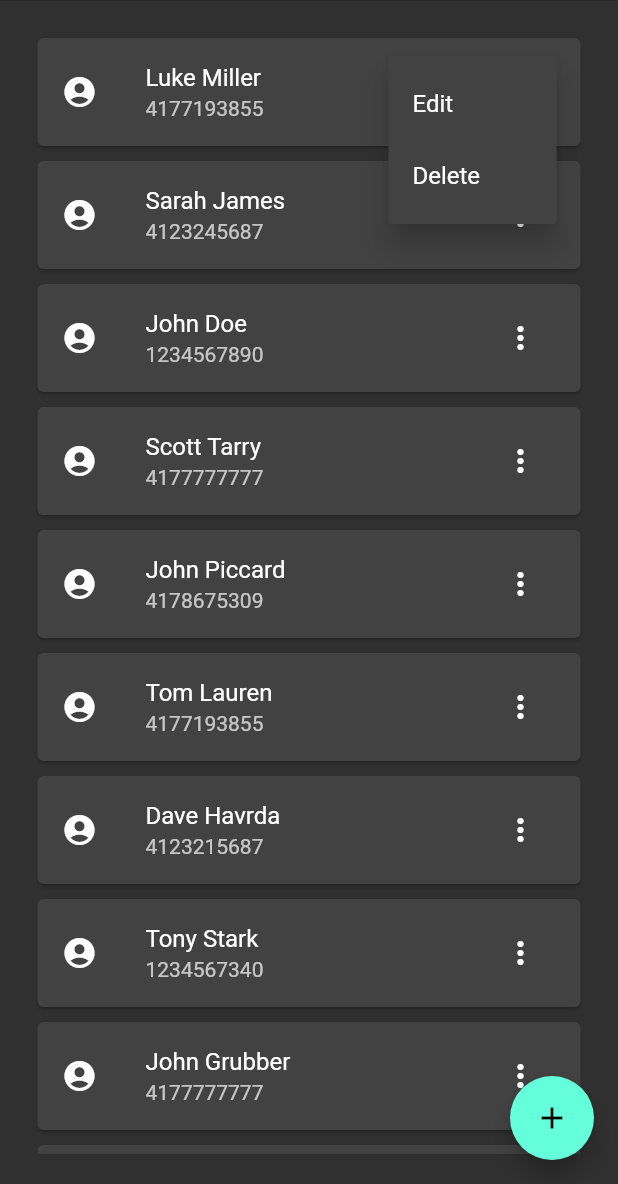
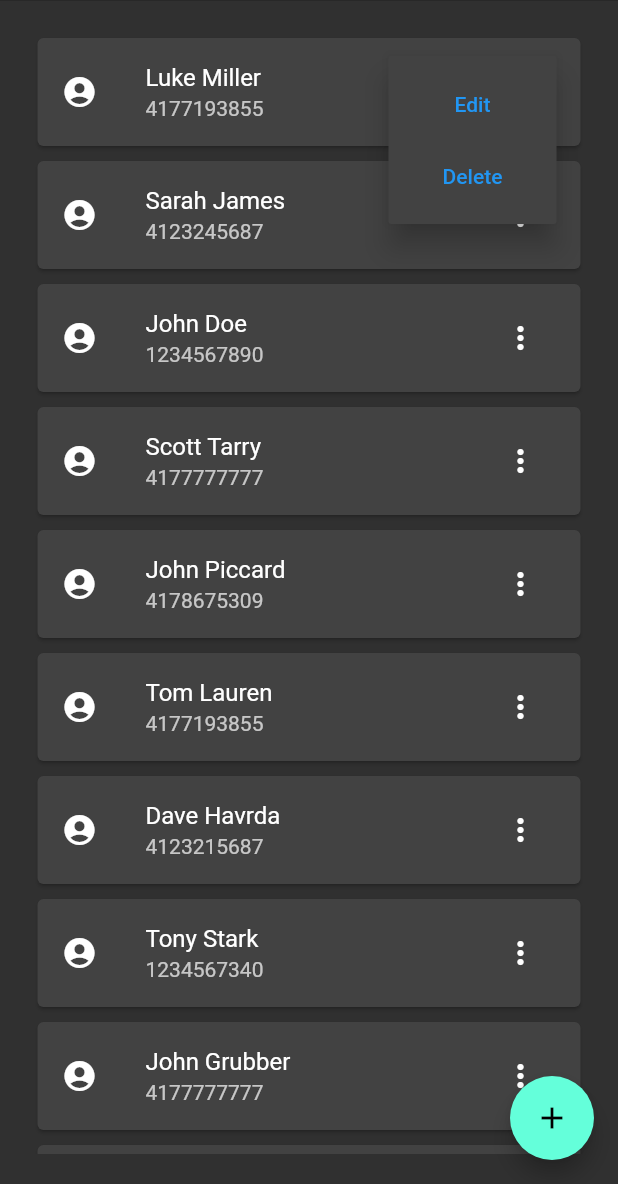
Before and after one commit to lukelmiller/Interviews, a Flutter app: the screen it shows after launch, after a tap on the "more vert" icon, on a phone screen of 412 x 824 dp, the part 52-1236 px from its top. Run offline on Flutter 3.47's test engine with Material 2 defaults, Android fonts, the phone set to English and light mode, and no system bars.

Commit message:
Bug Fix
-Fixed button width in popup menu

```diff
--- a/contact_app/lib/pages/contacts.dart
+++ b/contact_app/lib/pages/contacts.dart
@@ -134,20 +134,27 @@ class _ContactsState extends State<Contacts> {
                                 itemBuilder: (BuildContext context) {
                                   return [
                                     PopupMenuItem(
-                                      child: InkWell(
-                                        child: Text("Edit"),
-                                        onTap: () {
-                                          _navigateEdit(
-                                              context, _contacts[index], index);
+                                      child: Container(
+                                        width: double.infinity,
+                                        child: TextButton(
+                                          child: Text('Edit'),
+                                          onPressed: () {
+                                            _navigateEdit(context,
+                                                _contacts[index], index);
                                           },
                                         ),
                                       ),
+                                    ),
                                     PopupMenuItem(
-                                      child: InkWell(
+                                      child: Container(
+                                          width: double.infinity,
+                                          child: TextButton(
                                               child: Text("Delete"),
-                                          onTap: () => showDialog<String>(
+                                              onPressed: () =>
+                                                  showDialog<String>(
                                                       context: context,
-                                              builder: (BuildContext context) =>
+                                                      builder: (BuildContext
+                                                              context) =>
                                                           AlertDialog(
                                                             title: Text("Delete " +
                                                                 _contacts[index]
@@ -163,16 +170,15 @@ class _ContactsState extends State<Contacts> {
                                                                   child: const Text(
                                                                       'Cancel')),
                                                               TextButton(
-                                                          onPressed: () => {
-                                                                deleteContact(
-                                                                    index),
-                                                                Navigator.pop(
-                                                                    context)
+                                                                  onPressed:
+                                                                      () => {
+                                                                            deleteContact(index),
+                                                                            Navigator.pop(context)
                                                                           },
                                                                   child: const Text(
                                                                       'Delete')),
                                                             ],
-                                                  ))),
+                                                          )))),
                                     )
                                   ];
                                 },
```
Lines whose indentation alone changed are shown as unchanged.
